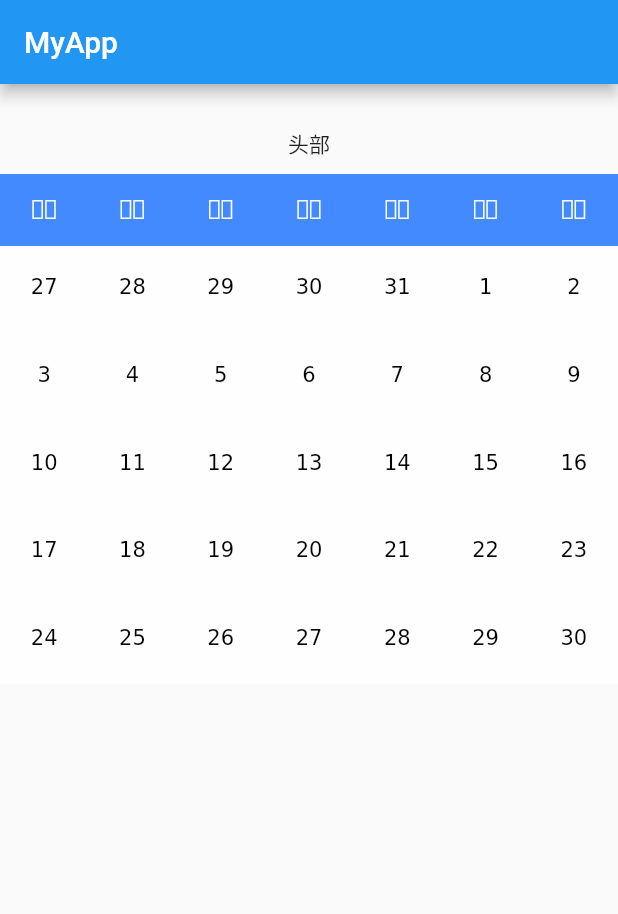
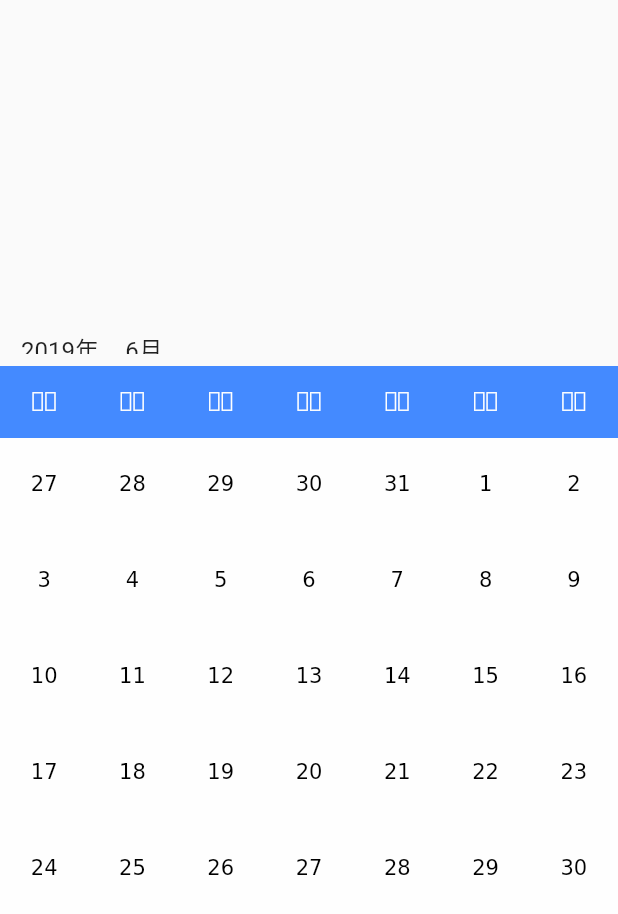
Before and after one commit to ohflutter/oh_datepicker, a Flutter app: the screen it shows after launch, on a phone screen of 412 x 824 dp. Shown: the top 914 px of the screen. Run offline on Flutter 3.47's test engine with Material 2 defaults, Android fonts, the phone set to English and light mode, and no system bars; drawn by our look-alikes of carousel_slider.

```diff
--- a/example/lib/main.dart
+++ b/example/lib/main.dart
@@ -13,17 +13,16 @@ class MyApp extends StatelessWidget {
         primarySwatch: Colors.blue,
       ),
       home: Scaffold(
-          appBar: AppBar(
-            title: Text("MyApp"),
-          ),
-          body: Container(
+          body: Center(
+        child: Container(
           height: 400.0,
-            padding: EdgeInsets.only(top: 20.0),
           width: double.infinity,
           child: dp.DayPicker(
-              minDateTime: DateTime.now(),
+            minDateTime: DateTime.parse("2019-06-01"),
             maxDateTime: DateTime.parse("2020-12-01"),
+            initialDateTime: DateTime.parse("2019-06-01"),
             headerHeight: 48.0,
+          ),
         ),
       )),
     );
--- a/lib/src/render/render.dart
+++ b/lib/src/core/render.dart
@@ -2,7 +2,7 @@ import 'dart:ui';
 import 'dart:ui' as ui;
 
 import 'package:flutter/material.dart';
-import 'package:oh_datepicker/src/render/descriptor.dart';
+import 'package:oh_datepicker/src/core/descriptor.dart';
 
 class Render {
   final Canvas canvas;
--- a/lib/src/render/view.dart
+++ b/lib/src/core/view.dart
@@ -3,8 +3,8 @@ import 'package:oh_datepicker/src/model/index.dart';
 
 import 'dart:ui' as ui;
 
-import 'package:oh_datepicker/src/render/render.dart';
-import 'package:oh_datepicker/src/render/descriptor.dart';
+import 'package:oh_datepicker/src/core/render.dart';
+import 'package:oh_datepicker/src/core/descriptor.dart';
 import 'package:flutter/material.dart';
 
 class View {
--- a/lib/src/day_picker.dart
+++ b/lib/src/day_picker.dart
@@ -1,5 +1,7 @@
 import 'package:flutter/material.dart';
-import 'package:oh_datepicker/src/render/view.dart';
+import 'package:oh_datepicker/src/core/view.dart';
+import 'package:oh_datepicker/src/extend/slider_header.dart';
+import 'package:oh_datepicker/src/utils.dart';
 
 class DayPicker extends StatefulWidget {
   DayPicker(
@@ -28,7 +30,7 @@ class _DayPickerState extends State<DayPicker> {
   void initState() {
     super.initState();
     _pageController = PageController(
-        initialPage: _getMonthIndex(
+        initialPage: getMonthIndex(
       widget.minDateTime,
       widget.initialDateTime ?? DateTime.now(),
     ));
@@ -42,13 +44,12 @@ class _DayPickerState extends State<DayPicker> {
 
   @override
   Widget build(BuildContext context) {
-    Widget extend = Container(
-      height: 40.0,
-      width: double.infinity,
-      child: Center(
-        child: Text("头部"),
-      ),
-    );
+    SliderHeader sliderHeader = new SliderHeader(
+        maxDateTime: widget.maxDateTime,
+        minDateTime: widget.minDateTime,
+        initialDateTime: widget.initialDateTime);
+
+    Widget sliderHeaderWidget = sliderHeader.build(context);
 
     Widget header = Container(
         height: widget.headerHeight,
@@ -58,26 +59,18 @@ class _DayPickerState extends State<DayPicker> {
     Widget content = Expanded(
       child: PageView.builder(
         itemBuilder: (BuildContext context, int index) {
-          return View.month(_decodeByMonthIndex(widget.minDateTime, index));
+          return View.month(decodeByMonthIndex(widget.minDateTime, index));
         },
-        itemCount: _getMonthIndex(widget.minDateTime, widget.maxDateTime) + 1,
+        itemCount: getMonthIndex(widget.minDateTime, widget.maxDateTime) + 1,
         controller: _pageController,
         scrollDirection: Axis.horizontal,
+        onPageChanged: (index) {
+          sliderHeader.scrollTo(decodeByMonthIndex(widget.minDateTime, index));
+        },
       ),
     );
     return Column(
-      children: <Widget>[extend, header, content],
+      children: <Widget>[sliderHeaderWidget, header, content],
     );
   }
-
-  int _getMonthIndex(DateTime start, DateTime end) {
-    return (end.year * 12 + end.month) - (start.year * 12 + start.month);
-  }
-
-  DateTime _decodeByMonthIndex(DateTime start, int index) {
-    int _yearPlus = (index + 1) ~/ 12;
-    int _monthPlus = (index) % 12;
-
-    return DateTime(_yearPlus + start.year, _monthPlus + start.month);
-  }
 }
--- a/lib/src/utils.dart
+++ b/lib/src/utils.dart
@@ -5,3 +5,14 @@ DateTime getLastDayOfMonth(DateTime dateTime) {
   return DateTime(_month < 12 ? _year : ++_year, _month == 12 ? 1 : _month + 1)
       .subtract(Duration(days: 1));
 }
+
+int getMonthIndex(DateTime start, DateTime end) {
+  return (end.year * 12 + end.month) - (start.year * 12 + start.month);
+}
+
+DateTime decodeByMonthIndex(DateTime start, int index) {
+  int _yearPlus = (index + 1) ~/ 12;
+  int _monthPlus = (index) % 12;
+
+  return DateTime(_yearPlus + start.year, _monthPlus + start.month);
+}
--- a/pubspec.yaml
+++ b/pubspec.yaml
@@ -11,6 +11,7 @@ environment:
 dependencies:
   flutter:
     sdk: flutter
+  carousel_slider: ^1.3.0
 
 dev_dependencies:
   flutter_test:
```
Also changed, not shown: lib/src/extend/slider_header.dart (added, +86 -0 lines), example/pubspec.lock, lib/src/core/descriptor.dart (renamed from lib/src/render/descriptor.dart), pubspec.lock. Lines whose indentation alone changed are shown as unchanged.
